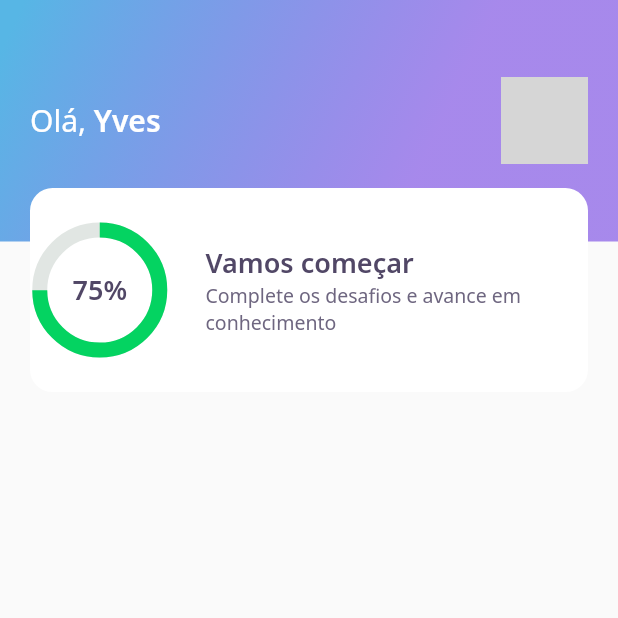
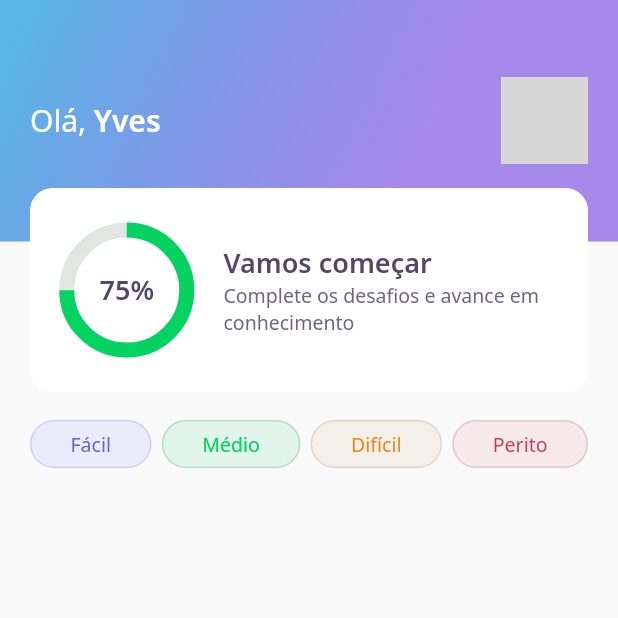
Before and after one commit to YvesDeSa/dev-quiz, a Flutter app: the screen it shows after launch, on a phone screen of 412 x 824 dp, the top half of it. Run offline on Flutter 3.47's test engine with Material 2 defaults, Android fonts, the phone set to English and light mode, and no system bars; our stand-ins replace google_fonts; network calls fail; grey boxes are pictures that could not be loaded.

Commit message:
feat: created level button container

```diff
--- a/lib/core/app_colors.dart
+++ b/lib/core/app_colors.dart
@@ -20,19 +20,19 @@ class AppColors {
   static final Color red = Color(0xFFE5C5CF);
   static final Color darkRed = Color(0xFFCC3750);
 
-  //LevelButton
-  static final Color levelButtonFacil = Color(0xFFEBEBFC);
-  static final Color levelButtonMedio = lightGreen;
-  static final Color levelButtonDificil = Color(0xFFF5EFE9);
-  static final Color levelButtonPerito = lightRed;
+  //LevelButton easy, medium, difficult, expert
+  static final Color levelButtonEasy = Color(0xFFEBEBFC);
+  static final Color levelButtonMedium = lightGreen;
+  static final Color levelButtonDifficult = Color(0xFFF5EFE9);
+  static final Color levelButtonExpert = lightRed;
 
-  static final Color levelButtonBorderFacil = Color(0xFFCECEF5);
-  static final Color levelButtonBorderMedio = green;
-  static final Color levelButtonBorderDificil = Color(0xFFE5D5C5);
-  static final Color levelButtonBorderPerito = red;
+  static final Color levelButtonBorderEasy = Color(0xFFCECEF5);
+  static final Color levelButtonBorderMedium = green;
+  static final Color levelButtonBorderDifficult = Color(0xFFE5D5C5);
+  static final Color levelButtonBorderExpert = red;
 
-  static final Color levelButtonTextFacil = Color(0xFF6363DB);
-  static final Color levelButtonTextMedio = darkGreen;
-  static final Color levelButtonTextDificil = Color(0xFFE8891C);
-  static final Color levelButtonTextPerito = darkRed;
+  static final Color levelButtonTextEasy = Color(0xFF6363DB);
+  static final Color levelButtonTextMedium = darkGreen;
+  static final Color levelButtonTextDifficult = Color(0xFFE8891C);
+  static final Color levelButtonTextExpert = darkRed;
 }
--- a/lib/home/home_page.dart
+++ b/lib/home/home_page.dart
@@ -1,4 +1,5 @@
 import 'package:dev_quiz/home/widgets/appbar/app_bar_widget.dart';
+import 'package:dev_quiz/home/widgets/level_button/level_button_widget.dart';
 import 'package:flutter/material.dart';
 import 'package:flutter/src/foundation/key.dart';
 import 'package:flutter/src/widgets/framework.dart';
@@ -14,7 +15,26 @@ class _HomePageState extends State<HomePage> {
   @override
   Widget build(BuildContext context) {
     return Scaffold(
-      appBar: AppBarWidget(),
-    );
+        appBar: AppBarWidget(),
+        body: Padding(
+          padding: const EdgeInsets.symmetric(horizontal: 20, vertical: 30),
+          child: Row(
+            mainAxisAlignment: MainAxisAlignment.spaceBetween,
+            children: [
+              LevelButtonWidget(
+                label: "Fácil",
+              ),
+              LevelButtonWidget(
+                label: "Médio",
+              ),
+              LevelButtonWidget(
+                label: "Difícil",
+              ),
+              LevelButtonWidget(
+                label: "Perito",
+              ),
+            ],
+          ),
+        ));
   }
 }
--- /dev/null
+++ b/lib/home/widgets/level_button/level_button_widget.dart
@@ -0,0 +1,54 @@
+import 'package:dev_quiz/core/app_colors.dart';
+import 'package:flutter/cupertino.dart';
+import 'package:google_fonts/google_fonts.dart';
+
+class LevelButtonWidget extends StatelessWidget {
+  final String label;
+
+  LevelButtonWidget({Key? key, required this.label})
+      : assert(["Fácil", "Médio", "Difícil", "Perito"].contains(label)),
+        super(key: key);
+
+  final config = {
+    "Fácil": {
+      "color": AppColors.levelButtonEasy,
+      "borderColor": AppColors.levelButtonBorderEasy,
+      "fontColor": AppColors.levelButtonTextEasy
+    },
+    "Médio": {
+      "color": AppColors.levelButtonMedium,
+      "borderColor": AppColors.levelButtonBorderMedium,
+      "fontColor": AppColors.levelButtonTextMedium
+    },
+    "Difícil": {
+      "color": AppColors.levelButtonDifficult,
+      "borderColor": AppColors.levelButtonBorderDifficult,
+      "fontColor": AppColors.levelButtonTextDifficult
+    },
+    "Perito": {
+      "color": AppColors.levelButtonExpert,
+      "borderColor": AppColors.levelButtonBorderExpert,
+      "fontColor": AppColors.levelButtonTextExpert
+    },
+  };
+
+  Color get color => config[label]!['color']!;
+  Color get borderColor => config[label]!['borderColor']!;
+  Color get fontColor => config[label]!['fontColor']!;
+
+  @override
+  Widget build(BuildContext context) {
+    return Container(
+      decoration: BoxDecoration(
+        color: color,
+        border: Border.fromBorderSide(BorderSide(color: borderColor)),
+        borderRadius: BorderRadius.circular(28),
+      ),
+      child: Padding(
+        padding: const EdgeInsets.symmetric(horizontal: 26, vertical: 6),
+        child: Text(label,
+            style: GoogleFonts.notoSans(color: fontColor, fontSize: 13)),
+      ),
+    );
+  }
+}
--- a/lib/home/widgets/score_card/score_card_widget.dart
+++ b/lib/home/widgets/score_card/score_card_widget.dart
@@ -14,6 +14,8 @@ class ScoreCardWidget extends StatelessWidget {
         height: 136,
         decoration: BoxDecoration(
             color: AppColors.white, borderRadius: BorderRadius.circular(15)),
+        child: Padding(
+          padding: const EdgeInsets.symmetric(horizontal: 24),
           child: Row(
               crossAxisAlignment: CrossAxisAlignment.center,
               mainAxisAlignment: MainAxisAlignment.center,
@@ -40,6 +42,7 @@ class ScoreCardWidget extends StatelessWidget {
                     ))
               ]),
         ),
+      ),
     );
   }
 }
```
Also changed, not shown: 1 other file. Lines whose indentation alone changed are shown as unchanged.
